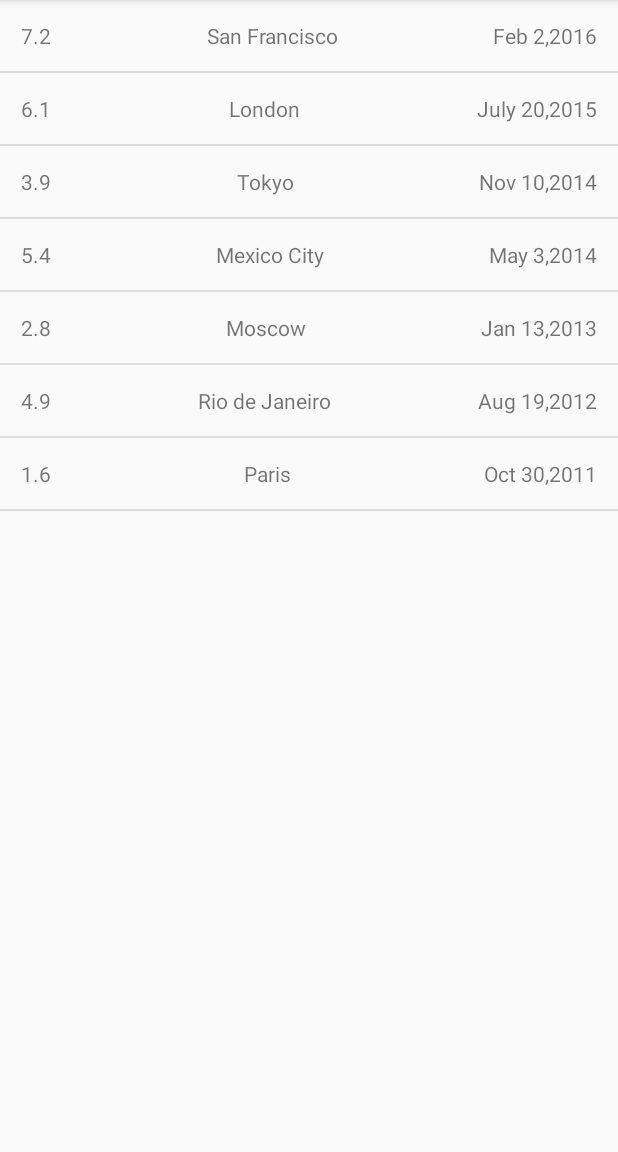
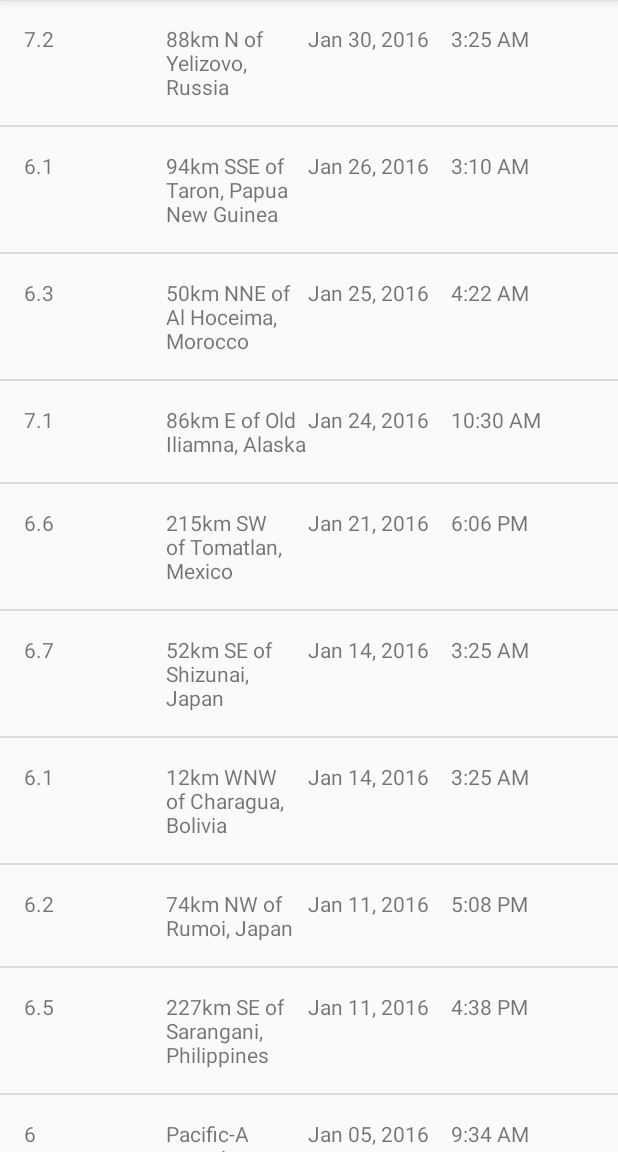
Before and after one commit to amanirshad/QuakeReport, an Android app: the screen it shows after launch (EarthquakeActivity), on a phone screen of 412 x 824 dp, the part 84-1236 px from its top. Run offline under Robolectric (Android 15) with nearby library versions, the phone set to English and light mode, and no system bars.

Commit message:
feat now it uses JSON parsing for populating list of Earthquakes

```diff
--- a/app/src/main/java/com/amanirshad/quakereport/Earthquake.java
+++ b/app/src/main/java/com/amanirshad/quakereport/Earthquake.java
@@ -6,12 +6,12 @@ public class Earthquake {
 
     private String mMagnitude;
 
-    private String mDate;
+    private long mTimeInMilliSeconds;
 
-    public Earthquake(String magnitude, String location, String date) {
+    public Earthquake(String magnitude, String location, long timeInMilliSeconds) {
         mLocation = location;
         mMagnitude = magnitude;
-        mDate = date;
+        mTimeInMilliSeconds = timeInMilliSeconds;
     }
 
     public String getLocation() {
@@ -22,7 +22,7 @@ public class Earthquake {
         return mMagnitude;
     }
 
-    public String getDate() {
-        return mDate;
+    public long getTimeInMilliSeconds() {
+        return mTimeInMilliSeconds;
     }
 }
--- a/app/src/main/java/com/amanirshad/quakereport/EarthquakeActivity.java
+++ b/app/src/main/java/com/amanirshad/quakereport/EarthquakeActivity.java
@@ -31,7 +31,7 @@ public class EarthquakeActivity extends AppCompatActivity {
         super.onCreate(savedInstanceState);
         setContentView(R.layout.earthquake_activity);
 
-        ArrayList<Earthquake> earthquakes = new ArrayList<Earthquake>();
+      /*  ArrayList<Earthquake> earthquakes = new ArrayList<Earthquake>();
 
         earthquakes.add(new Earthquake("7.2", "San Francisco", "Feb 2,2016"));
         earthquakes.add(new Earthquake("6.1", "London", "July 20,2015"));
@@ -39,7 +39,9 @@ public class EarthquakeActivity extends AppCompatActivity {
         earthquakes.add(new Earthquake("5.4", "Mexico City", "May 3,2014"));
         earthquakes.add(new Earthquake("2.8", "Moscow", "Jan 13,2013"));
         earthquakes.add(new Earthquake("4.9", "Rio de Janeiro", "Aug 19,2012"));
-        earthquakes.add(new Earthquake("1.6", "Paris", "Oct 30,2011"));
+        earthquakes.add(new Earthquake("1.6", "Paris", "Oct 30,2011")); */
+
+        ArrayList<Earthquake> earthquakes = QueryUtils.extractEarthquakes();
         // Find a reference to the {@link ListView} in the layout
         ListView earthquakeListView = findViewById(R.id.list);
 
--- a/app/src/main/java/com/amanirshad/quakereport/EarthquakeAdapter.java
+++ b/app/src/main/java/com/amanirshad/quakereport/EarthquakeAdapter.java
@@ -8,8 +8,9 @@ import android.widget.ArrayAdapter;
 import android.widget.TextView;
 
 import androidx.annotation.NonNull;
-import androidx.annotation.Nullable;
 
+import java.text.SimpleDateFormat;
+import java.util.Date;
 import java.util.List;
 
 public class EarthquakeAdapter  extends ArrayAdapter<Earthquake> {
@@ -17,25 +18,63 @@ public class EarthquakeAdapter  extends ArrayAdapter<Earthquake> {
         super(context, 0, objects);
     }
 
-    @NonNull
-    @Override
-    public View getView(int position, @Nullable View convertView, @NonNull ViewGroup parent) {
+    public View getView(int position, View convertView, ViewGroup parent) {
+        // Check if there is an existing list item view (called convertView) that we can reuse,
+        // otherwise, if convertView is null, then inflate a new list item layout.
         View listItemView = convertView;
-        if(listItemView == null){
-            listItemView = LayoutInflater.from(getContext()).inflate(R.layout.item_list,parent,false);
+        if (listItemView == null) {
+            listItemView = LayoutInflater.from(getContext()).inflate(
+                    R.layout.item_list, parent, false);
         }
+
+        // Find the earthquake at the given position in the list of earthquakes
         Earthquake currentEarthquake = getItem(position);
-        TextView magnitude = listItemView.findViewById(R.id.magnitude);
-        magnitude.setText(currentEarthquake.getMagnitude());
 
-        TextView location = listItemView.findViewById(R.id.location);
-        location.setText(currentEarthquake.getLocation());
+        // Find the TextView with view ID magnitude
+        TextView magnitudeView = listItemView.findViewById(R.id.magnitude);
+        // Display the magnitude of the current earthquake in that TextView
+        magnitudeView.setText(currentEarthquake.getMagnitude());
 
-        TextView date = listItemView.findViewById(R.id.date);
-        date.setText(currentEarthquake.getDate());
+        // Find the TextView with view ID location
+        TextView locationView = listItemView.findViewById(R.id.location);
+        // Display the location of the current earthquake in that TextView
+        locationView.setText(currentEarthquake.getLocation());
 
+        // Create a new Date object from the time in milliseconds of the earthquake
+        Date dateObject = new Date(currentEarthquake.getTimeInMilliSeconds());
 
+        // Find the TextView with view ID date
+        TextView dateView = listItemView.findViewById(R.id.date);
+        // Format the date string (i.e. "Mar 3, 1984")
+        String formattedDate = formatDate(dateObject);
+        // Display the date of the current earthquake in that TextView
+        dateView.setText(formattedDate);
+
+        // Find the TextView with view ID time
+        TextView timeView = listItemView.findViewById(R.id.time);
+        // Format the time string (i.e. "4:30PM")
+        String formattedTime = formatTime(dateObject);
+        // Display the time of the current earthquake in that TextView
+        timeView.setText(formattedTime);
+
+        // Return the list item view that is now showing the appropriate data
         return listItemView;
     }
 
+    /**
+     * Return the formatted date string (i.e. "Mar 3, 1984") from a Date object.
+     */
+    private String formatDate(Date dateObject) {
+        SimpleDateFormat dateFormat = new SimpleDateFormat("LLL dd, yyyy");
+        return dateFormat.format(dateObject);
+    }
+
+    /**
+     * Return the formatted date string (i.e. "4:30 PM") from a Date object.
+     */
+    private String formatTime(Date dateObject) {
+        SimpleDateFormat timeFormat = new SimpleDateFormat("h:mm a");
+        return timeFormat.format(dateObject);
+    }
+
 }
--- /dev/null
+++ b/app/src/main/java/com/amanirshad/quakereport/QueryUtils.java
@@ -0,0 +1,81 @@
+package com.amanirshad.quakereport;
+
+
+import android.util.Log;
+
+import org.json.JSONArray;
+import org.json.JSONException;
+import org.json.JSONObject;
+
+import java.util.ArrayList;
+
+/**
+ * Helper methods related to requesting and receiving earthquake data from USGS.
+ */
+public final class QueryUtils {
+
+    /**
+     * Sample JSON response for a USGS query
+     */
+    private static final String SAMPLE_JSON_RESPONSE = "{\"type\":\"FeatureCollection\",\"metadata\":{\"generated\":1462295443000,\"url\":\"http://earthquake.usgs.gov/fdsnws/event/1/query?format=geojson&starttime=2016-01-01&endtime=2016-01-31&minmag=6&limit=10\",\"title\":\"USGS Earthquakes\",\"status\":200,\"api\":\"1.5.2\",\"limit\":10,\"offset\":1,\"count\":10},\"features\":[{\"type\":\"Feature\",\"properties\":{\"mag\":7.2,\"place\":\"88km N of Yelizovo, Russia\",\"time\":1454124312220,\"updated\":1460674294040,\"tz\":720,\"url\":\"http://earthquake.usgs.gov/earthquakes/eventpage/us20004vvx\",\"detail\":\"http://earthquake.usgs.gov/fdsnws/event/1/query?eventid=us20004vvx&format=geojson\",\"felt\":2,\"cdi\":3.4,\"mmi\":5.82,\"alert\":\"green\",\"status\":\"reviewed\",\"tsunami\":1,\"sig\":798,\"net\":\"us\",\"code\":\"20004vvx\",\"ids\":\",at00o1qxho,pt16030050,us20004vvx,gcmt20160130032510,\",\"sources\":\",at,pt,us,gcmt,\",\"types\":\",cap,dyfi,finite-fault,general-link,general-text,geoserve,impact-link,impact-text,losspager,moment-tensor,nearby-cities,origin,phase-data,shakemap,tectonic-summary,\",\"nst\":null,\"dmin\":0.958,\"rms\":1.19,\"gap\":17,\"magType\":\"mww\",\"type\":\"earthquake\",\"title\":\"M 7.2 - 88km N of Yelizovo, Russia\"},\"geometry\":{\"type\":\"Point\",\"coordinates\":[158.5463,53.9776,177]},\"id\":\"us20004vvx\"},\n" +
+            "{\"type\":\"Feature\",\"properties\":{\"mag\":6.1,\"place\":\"94km SSE of Taron, Papua New Guinea\",\"time\":1453777820750,\"updated\":1460156775040,\"tz\":600,\"url\":\"http://earthquake.usgs.gov/earthquakes/eventpage/us20004uks\",\"detail\":\"http://earthquake.usgs.gov/fdsnws/event/1/query?eventid=us20004uks&format=geojson\",\"felt\":null,\"cdi\":null,\"mmi\":4.1,\"alert\":\"green\",\"status\":\"reviewed\",\"tsunami\":1,\"sig\":572,\"net\":\"us\",\"code\":\"20004uks\",\"ids\":\",us20004uks,gcmt20160126031023,\",\"sources\":\",us,gcmt,\",\"types\":\",cap,geoserve,losspager,moment-tensor,nearby-cities,origin,phase-data,shakemap,tectonic-summary,\",\"nst\":null,\"dmin\":1.537,\"rms\":0.74,\"gap\":25,\"magType\":\"mww\",\"type\":\"earthquake\",\"title\":\"M 6.1 - 94km SSE of Taron, Papua New Guinea\"},\"geometry\":{\"type\":\"Point\",\"coordinates\":[153.2454,-5.2952,26]},\"id\":\"us20004uks\"},\n" +
+            "{\"type\":\"Feature\",\"properties\":{\"mag\":6.3,\"place\":\"50km NNE of Al Hoceima, Morocco\",\"time\":1453695722730,\"updated\":1460156773040,\"tz\":0,\"url\":\"http://earthquake.usgs.gov/earthquakes/eventpage/us10004gy9\",\"detail\":\"http://earthquake.usgs.gov/fdsnws/event/1/query?eventid=us10004gy9&format=geojson\",\"felt\":117,\"cdi\":7.2,\"mmi\":5.28,\"alert\":\"green\",\"status\":\"reviewed\",\"tsunami\":0,\"sig\":695,\"net\":\"us\",\"code\":\"10004gy9\",\"ids\":\",us10004gy9,gcmt20160125042203,\",\"sources\":\",us,gcmt,\",\"types\":\",cap,dyfi,geoserve,impact-text,losspager,moment-tensor,nearby-cities,origin,phase-data,shakemap,tectonic-summary,\",\"nst\":null,\"dmin\":2.201,\"rms\":0.92,\"gap\":20,\"magType\":\"mww\",\"type\":\"earthquake\",\"title\":\"M 6.3 - 50km NNE of Al Hoceima, Morocco\"},\"geometry\":{\"type\":\"Point\",\"coordinates\":[-3.6818,35.6493,12]},\"id\":\"us10004gy9\"},\n" +
+            "{\"type\":\"Feature\",\"properties\":{\"mag\":7.1,\"place\":\"86km E of Old Iliamna, Alaska\",\"time\":1453631430230,\"updated\":1460156770040,\"tz\":-540,\"url\":\"http://earthquake.usgs.gov/earthquakes/eventpage/us10004gqp\",\"detail\":\"http://earthquake.usgs.gov/fdsnws/event/1/query?eventid=us10004gqp&format=geojson\",\"felt\":1816,\"cdi\":7.2,\"mmi\":6.6,\"alert\":\"green\",\"status\":\"reviewed\",\"tsunami\":1,\"sig\":1496,\"net\":\"us\",\"code\":\"10004gqp\",\"ids\":\",at00o1gd6r,us10004gqp,ak12496371,gcmt20160124103030,\",\"sources\":\",at,us,ak,gcmt,\",\"types\":\",cap,dyfi,finite-fault,general-link,general-text,geoserve,impact-link,impact-text,losspager,moment-tensor,nearby-cities,origin,phase-data,shakemap,tectonic-summary,trump-origin,\",\"nst\":null,\"dmin\":0.72,\"rms\":2.11,\"gap\":19,\"magType\":\"mww\",\"type\":\"earthquake\",\"title\":\"M 7.1 - 86km E of Old Iliamna, Alaska\"},\"geometry\":{\"type\":\"Point\",\"coordinates\":[-153.4051,59.6363,129]},\"id\":\"us10004gqp\"},\n" +
+            "{\"type\":\"Feature\",\"properties\":{\"mag\":6.6,\"place\":\"215km SW of Tomatlan, Mexico\",\"time\":1453399617650,\"updated\":1459963829040,\"tz\":-420,\"url\":\"http://earthquake.usgs.gov/earthquakes/eventpage/us10004g4l\",\"detail\":\"http://earthquake.usgs.gov/fdsnws/event/1/query?eventid=us10004g4l&format=geojson\",\"felt\":11,\"cdi\":2.7,\"mmi\":3.92,\"alert\":\"green\",\"status\":\"reviewed\",\"tsunami\":1,\"sig\":673,\"net\":\"us\",\"code\":\"10004g4l\",\"ids\":\",at00o1bebo,pt16021050,us10004g4l,gcmt20160121180659,\",\"sources\":\",at,pt,us,gcmt,\",\"types\":\",cap,dyfi,geoserve,impact-link,impact-text,losspager,moment-tensor,nearby-cities,origin,phase-data,shakemap,tectonic-summary,\",\"nst\":null,\"dmin\":2.413,\"rms\":0.98,\"gap\":74,\"magType\":\"mww\",\"type\":\"earthquake\",\"title\":\"M 6.6 - 215km SW of Tomatlan, Mexico\"},\"geometry\":{\"type\":\"Point\",\"coordinates\":[-106.9337,18.8239,10]},\"id\":\"us10004g4l\"},\n" +
+            "{\"type\":\"Feature\",\"properties\":{\"mag\":6.7,\"place\":\"52km SE of Shizunai, Japan\",\"time\":1452741933640,\"updated\":1459304879040,\"tz\":540,\"url\":\"http://earthquake.usgs.gov/earthquakes/eventpage/us10004ebx\",\"detail\":\"http://earthquake.usgs.gov/fdsnws/event/1/query?eventid=us10004ebx&format=geojson\",\"felt\":51,\"cdi\":5.8,\"mmi\":6.45,\"alert\":\"green\",\"status\":\"reviewed\",\"tsunami\":1,\"sig\":720,\"net\":\"us\",\"code\":\"10004ebx\",\"ids\":\",us10004ebx,pt16014050,at00o0xauk,gcmt20160114032534,\",\"sources\":\",us,pt,at,gcmt,\",\"types\":\",associate,cap,dyfi,geoserve,impact-link,impact-text,losspager,moment-tensor,nearby-cities,origin,phase-data,shakemap,\",\"nst\":null,\"dmin\":0.281,\"rms\":0.98,\"gap\":22,\"magType\":\"mww\",\"type\":\"earthquake\",\"title\":\"M 6.7 - 52km SE of Shizunai, Japan\"},\"geometry\":{\"type\":\"Point\",\"coordinates\":[142.781,41.9723,46]},\"id\":\"us10004ebx\"},\n" +
+            "{\"type\":\"Feature\",\"properties\":{\"mag\":6.1,\"place\":\"12km WNW of Charagua, Bolivia\",\"time\":1452741928270,\"updated\":1459304879040,\"tz\":-240,\"url\":\"http://earthquake.usgs.gov/earthquakes/eventpage/us10004ebw\",\"detail\":\"http://earthquake.usgs.gov/fdsnws/event/1/query?eventid=us10004ebw&format=geojson\",\"felt\":3,\"cdi\":2.2,\"mmi\":2.21,\"alert\":\"green\",\"status\":\"reviewed\",\"tsunami\":0,\"sig\":573,\"net\":\"us\",\"code\":\"10004ebw\",\"ids\":\",us10004ebw,gcmt20160114032528,\",\"sources\":\",us,gcmt,\",\"types\":\",cap,dyfi,geoserve,impact-text,losspager,moment-tensor,nearby-cities,origin,phase-data,shakemap,tectonic-summary,\",\"nst\":null,\"dmin\":5.492,\"rms\":1.04,\"gap\":16,\"magType\":\"mww\",\"type\":\"earthquake\",\"title\":\"M 6.1 - 12km WNW of Charagua, Bolivia\"},\"geometry\":{\"type\":\"Point\",\"coordinates\":[-63.3288,-19.7597,582.56]},\"id\":\"us10004ebw\"},\n" +
+            "{\"type\":\"Feature\",\"properties\":{\"mag\":6.2,\"place\":\"74km NW of Rumoi, Japan\",\"time\":1452532083920,\"updated\":1459304875040,\"tz\":540,\"url\":\"http://earthquake.usgs.gov/earthquakes/eventpage/us10004djn\",\"detail\":\"http://earthquake.usgs.gov/fdsnws/event/1/query?eventid=us10004djn&format=geojson\",\"felt\":8,\"cdi\":3.4,\"mmi\":3.74,\"alert\":\"green\",\"status\":\"reviewed\",\"tsunami\":0,\"sig\":594,\"net\":\"us\",\"code\":\"10004djn\",\"ids\":\",us10004djn,gcmt20160111170803,\",\"sources\":\",us,gcmt,\",\"types\":\",cap,dyfi,geoserve,impact-text,losspager,moment-tensor,nearby-cities,origin,phase-data,shakemap,tectonic-summary,\",\"nst\":null,\"dmin\":1.139,\"rms\":0.96,\"gap\":33,\"magType\":\"mww\",\"type\":\"earthquake\",\"title\":\"M 6.2 - 74km NW of Rumoi, Japan\"},\"geometry\":{\"type\":\"Point\",\"coordinates\":[141.0867,44.4761,238.81]},\"id\":\"us10004djn\"},\n" +
+            "{\"type\":\"Feature\",\"properties\":{\"mag\":6.5,\"place\":\"227km SE of Sarangani, Philippines\",\"time\":1452530285900,\"updated\":1459304874040,\"tz\":480,\"url\":\"http://earthquake.usgs.gov/earthquakes/eventpage/us10004dj5\",\"detail\":\"http://earthquake.usgs.gov/fdsnws/event/1/query?eventid=us10004dj5&format=geojson\",\"felt\":1,\"cdi\":2.7,\"mmi\":7.5,\"alert\":\"green\",\"status\":\"reviewed\",\"tsunami\":1,\"sig\":650,\"net\":\"us\",\"code\":\"10004dj5\",\"ids\":\",at00o0srjp,pt16011050,us10004dj5,gcmt20160111163807,\",\"sources\":\",at,pt,us,gcmt,\",\"types\":\",cap,dyfi,geoserve,impact-link,impact-text,losspager,moment-tensor,nearby-cities,origin,phase-data,shakemap,tectonic-summary,\",\"nst\":null,\"dmin\":3.144,\"rms\":0.72,\"gap\":22,\"magType\":\"mww\",\"type\":\"earthquake\",\"title\":\"M 6.5 - 227km SE of Sarangani, Philippines\"},\"geometry\":{\"type\":\"Point\",\"coordinates\":[126.8621,3.8965,13]},\"id\":\"us10004dj5\"},\n" +
+            "{\"type\":\"Feature\",\"properties\":{\"mag\":6,\"place\":\"Pacific-Antarctic Ridge\",\"time\":1451986454620,\"updated\":1459202978040,\"tz\":-540,\"url\":\"http://earthquake.usgs.gov/earthquakes/eventpage/us10004bgk\",\"detail\":\"http://earthquake.usgs.gov/fdsnws/event/1/query?eventid=us10004bgk&format=geojson\",\"felt\":0,\"cdi\":1,\"mmi\":0,\"alert\":\"green\",\"status\":\"reviewed\",\"tsunami\":0,\"sig\":554,\"net\":\"us\",\"code\":\"10004bgk\",\"ids\":\",us10004bgk,gcmt20160105093415,\",\"sources\":\",us,gcmt,\",\"types\":\",cap,dyfi,geoserve,losspager,moment-tensor,nearby-cities,origin,phase-data,shakemap,\",\"nst\":null,\"dmin\":30.75,\"rms\":0.67,\"gap\":71,\"magType\":\"mww\",\"type\":\"earthquake\",\"title\":\"M 6.0 - Pacific-Antarctic Ridge\"},\"geometry\":{\"type\":\"Point\",\"coordinates\":[-136.2603,-54.2906,10]},\"id\":\"us10004bgk\"}],\"bbox\":[-153.4051,-54.2906,10,158.5463,59.6363,582.56]}";
+
+    /**
+     * Create a private constructor because no one should ever create a {@link QueryUtils} object.
+     * This class is only meant to hold static variables and methods, which can be accessed
+     * directly from the class name QueryUtils (and an object instance of QueryUtils is not needed).
+     */
+    private QueryUtils() {
+    }
+
+    /**
+     * Return a list of {@link Earthquake} objects that has been built up from
+     * parsing a JSON response.
+     */
+    public static ArrayList<Earthquake> extractEarthquakes() {
+
+        // Create an empty ArrayList that we can start adding earthquakes to
+        ArrayList<Earthquake> earthquakes = new ArrayList<>();
+
+        // Try to parse the SAMPLE_JSON_RESPONSE. If there's a problem with the way the JSON
+        // is formatted, a JSONException exception object will be thrown.
+        // Catch the exception so the app doesn't crash, and print the error message to the logs.
+        try {
+            JSONObject jsonObject = new JSONObject(SAMPLE_JSON_RESPONSE);
+
+            JSONArray jsonArray = jsonObject.getJSONArray("features");
+            for (int i = 0; i < jsonArray.length(); i++) {
+                JSONObject currentEarthquake = jsonArray.getJSONObject(i);
+                JSONObject properties = currentEarthquake.getJSONObject("properties");
+
+                String magnitude = properties.getString("mag");
+                String location = properties.getString("place");
+                long time = properties.getLong("time");
+
+                Earthquake earthquake = new Earthquake(magnitude, location, time);
+                earthquakes.add(earthquake);
+            }
+
+            //  Parse the response given by the SAMPLE_JSON_RESPONSE string and
+            // build up a list of Earthquake objects with the corresponding data.
+
+        } catch (JSONException e) {
+            // If an error is thrown when executing any of the above statements in the "try" block,
+            // catch the exception here, so the app doesn't crash. Print a log message
+            // with the message from the exception.
+            Log.e("QueryUtils", "Problem parsing the earthquake JSON results", e);
+        }
+
+        // Return the list of earthquakes
+        return earthquakes;
+    }
+
+}
--- a/app/src/main/res/layout/item_list.xml
+++ b/app/src/main/res/layout/item_list.xml
@@ -1,35 +1,36 @@
-<?xml version="1.0" encoding="utf-8"?>
-<LinearLayout
+<LinearLayout xmlns:android="http://schemas.android.com/apk/res/android"
     xmlns:tools="http://schemas.android.com/tools"
-    xmlns:android="http://schemas.android.com/apk/res/android"
-    android:orientation="horizontal" android:layout_width="match_parent"
+    android:layout_width="match_parent"
     android:layout_height="match_parent"
-    android:layout_margin="8dp"
-    android:padding="10dp">
+    android:orientation="horizontal"
+    android:padding="16dp">
 
     <TextView
-
         android:id="@+id/magnitude"
-        android:layout_height="match_parent"
-        android:layout_margin="4dp"
-        android:layout_width="wrap_content"
-        tools:text="7.4" />
+        android:layout_width="0dp"
+        android:layout_height="wrap_content"
+        android:layout_weight="1"
+        tools:text="8.9" />
 
     <TextView
         android:id="@+id/location"
-        android:layout_width="wrap_content"
-        android:layout_height="match_parent"
-        android:layout_margin="4dp"
+        android:layout_width="0dp"
+        android:layout_height="wrap_content"
         android:layout_weight="1"
-        android:textAlignment="center"
-        tools:text="San Fransisco" />
+        tools:text="San Francisco, CA" />
 
     <TextView
+        android:id="@+id/date"
+        android:layout_width="0dp"
+        android:layout_height="wrap_content"
+        android:layout_weight="1"
+        tools:text="Mar 6, 2010" />
 
-        android:id="@+id/date"
-        android:layout_width="wrap_content"
-        android:layout_height="match_parent"
-        android:layout_margin="4dp"
-        tools:text="2 Jan,2012" />
+    <TextView
+        android:id="@+id/time"
+        android:layout_width="0dp"
+        android:layout_height="wrap_content"
+        android:layout_weight="1"
+        tools:text="3:00 PM" />
 
 </LinearLayout>
```
